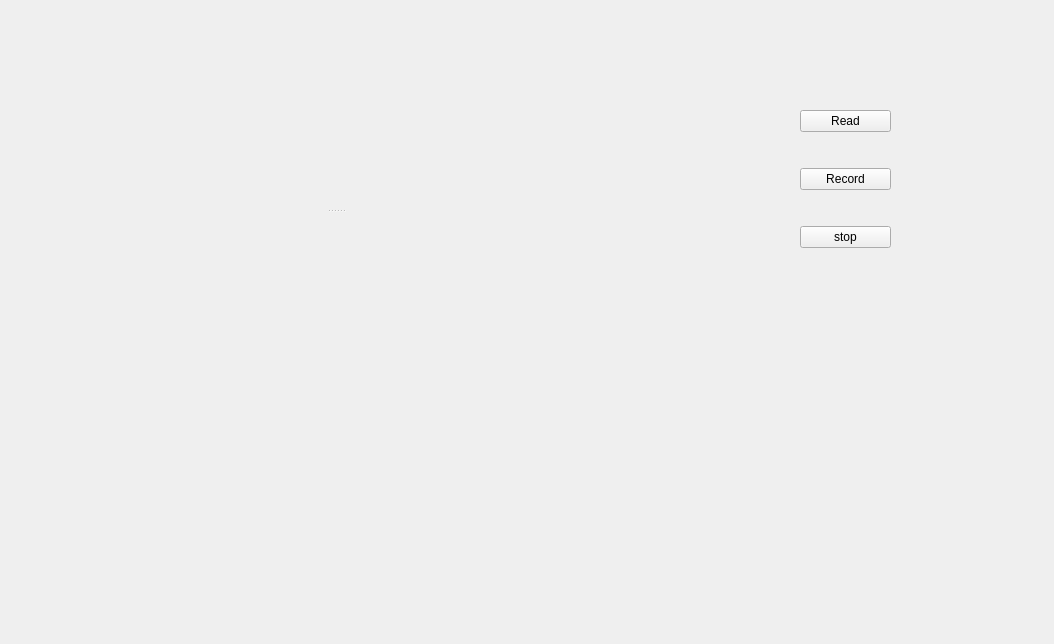
Qingchu1995/MySmartHome, file ui/mainwindow.ui: the form before one commit.
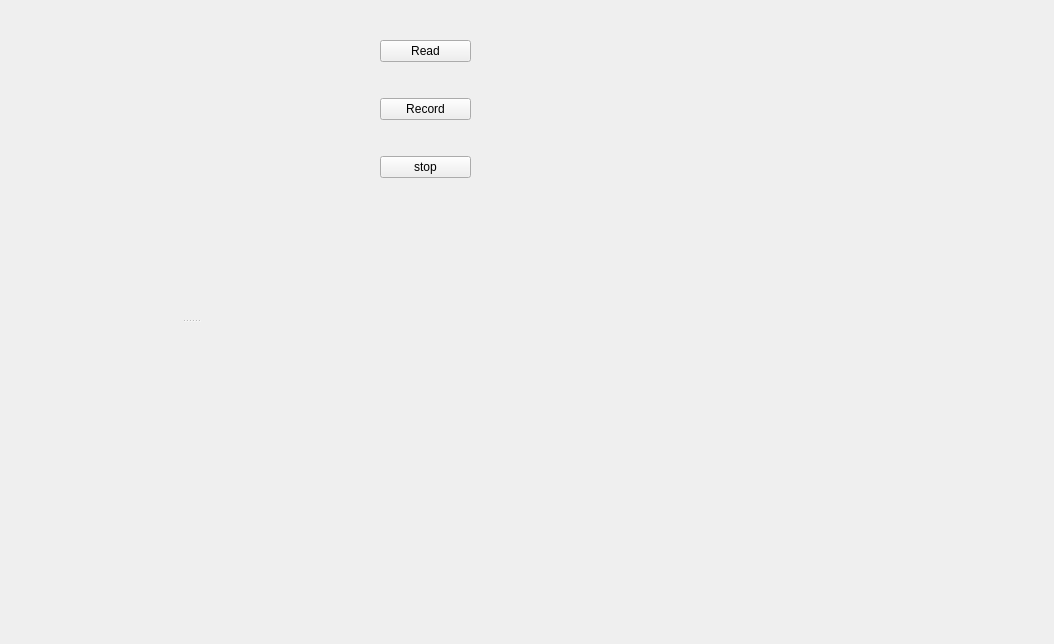
The form after the commit. Custom widgets are drawn as their Qt base class.

Diff of the .ui file:
```diff
--- a/ui/mainwindow.ui
+++ b/ui/mainwindow.ui
@@ -18,9 +18,9 @@
     <property name="geometry">
      <rect>
       <x>10</x>
-      <y>50</y>
-      <width>651</width>
-      <height>321</height>
+      <y>10</y>
+      <width>361</width>
+      <height>621</height>
      </rect>
     </property>
     <property name="orientation">
@@ -40,8 +40,8 @@
    <widget class="QWidget" name="layoutWidget">
     <property name="geometry">
      <rect>
-      <x>800</x>
-      <y>80</y>
+      <x>380</x>
+      <y>10</y>
       <width>91</width>
       <height>201</height>
      </rect>
```
